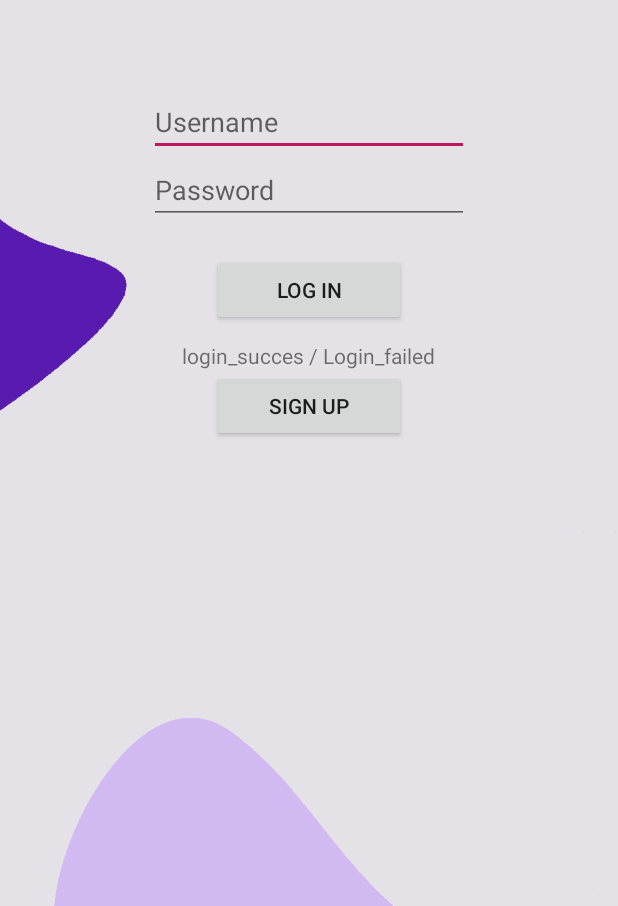
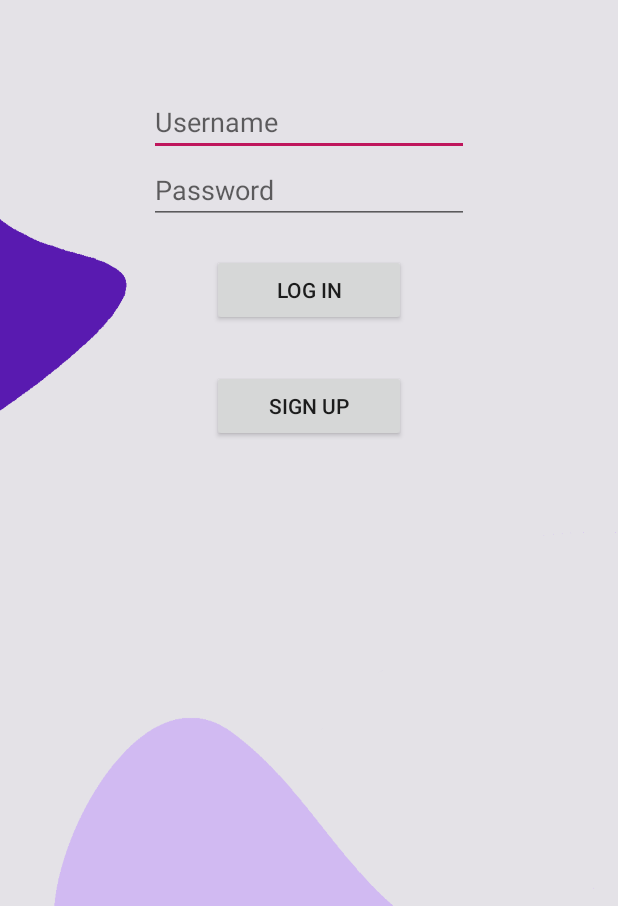
Before and after one commit to NicolasDepre/WishList, an Android app: the screen it shows after launch (MainActivity), on a phone screen of 412 x 824 dp, the part 330-1236 px from its top. Run offline under Robolectric (Android 15) with nearby library versions, the phone set to English and light mode, and no system bars.

Commit message:
Commentaire login invisible au début

```diff
--- a/app/src/main/java/be/LaPireTeam/wishlist/Activity/MainActivity.java
+++ b/app/src/main/java/be/LaPireTeam/wishlist/Activity/MainActivity.java
@@ -73,6 +73,7 @@ public class MainActivity extends AppCompatActivity {
         User user = DAOFactory.userDAO(this).login(username, password);
 
         TextView alerteText = (TextView) findViewById(R.id.alerteTextLogin);
+        alerteText.setVisibility(View.VISIBLE);
         if (user == null) {
             alerteText.setText("ERREUR UTILISATEUR INVALIDE");
             return null;
--- a/app/src/main/res/layout/login_page.xml
+++ b/app/src/main/res/layout/login_page.xml
@@ -64,6 +64,7 @@
         android:layout_height="wrap_content"
         android:layout_marginTop="10dp"
         android:text="login_succes / Login_failed"
+        android:visibility="invisible"
         android:layout_centerHorizontal="true"
         android:layout_below="@id/login_button_loginpage"
         />
```
